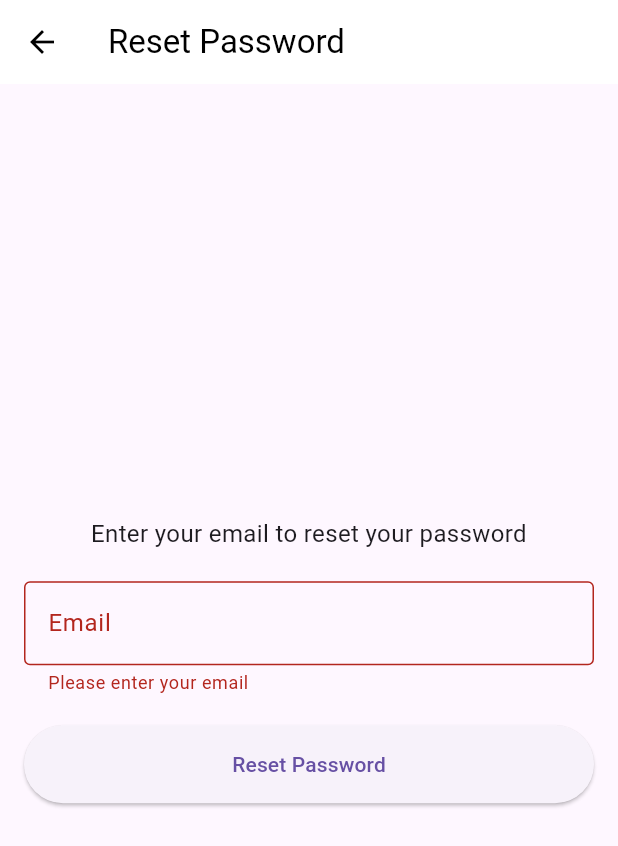
After one commit to IkireziI/Kultura_Mobile_App_Group13, a Flutter app: the ForgotPasswordScreen screen opened by its route, after a tap on "Reset Password", on a phone screen of 412 x 824 dp. The commit adds this screen. Shown: the top 846 px of the screen. Run offline on Flutter 3.47's test engine with Material 3 defaults, Android fonts, the phone set to English and light mode, and no system bars; our stand-ins replace cloud_firestore, firebase_auth, firebase_core, fluttertoast, logger, youtube_player_flutter; accounts and stored records are empty.

Commit message:
reset password added

```diff
--- a/kultura/lib/main.dart
+++ b/kultura/lib/main.dart
@@ -5,6 +5,7 @@ import 'package:kultura/firebase_options.dart';
 // Importing screens
 import 'package:kultura/screens/home.dart';
 import 'package:kultura/screens/log_in.dart';
+import 'package:kultura/screens/reset_password.dart';
 import 'package:kultura/screens/sign_up.dart';
 import 'package:kultura/screens/profile.dart';
 import 'package:kultura/screens/marketplace.dart';
@@ -50,6 +51,7 @@ class MyApp extends StatelessWidget {
       routes: {
         // Authentication routes
         '/login': (context) => const LoginScreen(),
+        '/forgot-password': (context) => const ForgotPasswordScreen(),
         '/signup': (context) => const SignUpScreen(),
 
         // Home
--- a/kultura/lib/screens/log_in.dart
+++ b/kultura/lib/screens/log_in.dart
@@ -5,6 +5,7 @@ import 'package:fluttertoast/fluttertoast.dart';
 import 'package:kultura/config/styles_constants.dart';
 import 'package:kultura/service/auth_service.dart';
 import 'package:kultura/screens/home.dart';
+import 'package:kultura/screens/reset_password.dart';
 
 class LoginScreen extends StatefulWidget {
   const LoginScreen({super.key});
@@ -144,6 +145,30 @@ class _LoginScreenState extends State<LoginScreen> {
 
                 const SizedBox(height: 10),
 
+                // "Forgot Password?" Button
+                Align(
+                  alignment: Alignment.centerRight,
+                  child: TextButton(
+                    onPressed: () {
+                      Navigator.push(
+                        context,
+                        MaterialPageRoute(
+                          builder: (context) => const ForgotPasswordScreen(),
+                        ),
+                      );
+                    },
+                    child: const Text(
+                      'Forgot Password?',
+                      style: TextStyle(
+                        color: AppStyles.primaryPurple,
+                        fontWeight: FontWeight.bold,
+                      ),
+                    ),
+                  ),
+                ),
+
+                const SizedBox(height: 25),
+
                 // Display error message if any
                 if (_errorMessage != null)
                   Text(
--- /dev/null
+++ b/kultura/lib/screens/reset_password.dart
@@ -0,0 +1,97 @@
+import 'package:flutter/material.dart';
+import 'package:kultura/service/auth_service.dart';
+
+class ForgotPasswordScreen extends StatefulWidget {
+  const ForgotPasswordScreen({super.key});
+
+  @override
+  State<ForgotPasswordScreen> createState() => _ForgotPasswordScreenState();
+}
+
+class _ForgotPasswordScreenState extends State<ForgotPasswordScreen> {
+  final TextEditingController _emailController = TextEditingController();
+  final _formKey = GlobalKey<FormState>();
+  bool _isLoading = false;
+
+  @override
+  Widget build(BuildContext context) {
+    return Scaffold(
+      appBar: AppBar(
+        title: const Text('Reset Password'),
+        backgroundColor: Colors.white,
+        foregroundColor: Colors.black,
+        elevation: 0,
+      ),
+      body: Padding(
+        padding: const EdgeInsets.all(16.0),
+        child: Form(
+          key: _formKey,
+          child: Column(
+            mainAxisAlignment: MainAxisAlignment.center,
+            children: [
+              const Text(
+                'Enter your email to reset your password',
+                style: TextStyle(fontSize: 16),
+                textAlign: TextAlign.center,
+              ),
+              const SizedBox(height: 20),
+              TextFormField(
+                controller: _emailController,
+                keyboardType: TextInputType.emailAddress,
+                decoration: const InputDecoration(
+                  labelText: 'Email',
+                  border: OutlineInputBorder(),
+                ),
+                validator: (value) {
+                  if (value == null || value.isEmpty) {
+                    return 'Please enter your email';
+                  }
+                  if (!value.contains('@') || !value.contains('.')) {
+                    return 'Please enter a valid email';
+                  }
+                  return null;
+                },
+              ),
+              const SizedBox(height: 20),
+              SizedBox(
+                width: double.infinity,
+                child: ElevatedButton(
+                  onPressed: _isLoading ? null : _resetPassword,
+                  style: ElevatedButton.styleFrom(
+                    padding: const EdgeInsets.symmetric(vertical: 16),
+                  ),
+                  child: _isLoading
+                      ? const CircularProgressIndicator()
+                      : const Text('Reset Password'),
+                ),
+              ),
+            ],
+          ),
+        ),
+      ),
+    );
+  }
+
+  Future<void> _resetPassword() async {
+    if (!_formKey.currentState!.validate()) return;
+
+    setState(() => _isLoading = true);
+
+    final result = await AuthService().resetPassword(
+      email: _emailController.text.trim(),
+      context: context,
+    );
+
+    if (mounted) {
+      setState(() => _isLoading = false);
+
+      ScaffoldMessenger.of(context).showSnackBar(
+        SnackBar(content: Text(result ?? 'Password reset email sent')),
+      );
+
+      if (result == null || result.contains('sent')) {
+        Navigator.pop(context);
+      }
+    }
+  }
+}
--- a/kultura/lib/service/auth_service.dart
+++ b/kultura/lib/service/auth_service.dart
@@ -43,6 +43,22 @@ class AuthService {
       return 'An unexpected error occurred. Please try again.';
     }
   }
+
+  /// Reset Password
+  Future<String?> resetPassword({
+    required String email,
+    required BuildContext context,
+  }) async {
+    try {
+      await _auth.sendPasswordResetEmail(email: email);
+      return 'Password reset link sent to your email';
+    } on FirebaseAuthException catch (e) {
+      return _handleAuthError(e);
+    } catch (e) {
+      debugPrint('Error during password reset: $e');
+      return 'An unexpected error occurred. Please try again.';
+    }
+  } // <-- Properly closed here
 
   /// Sign out the current user
   Future<String?> signout({required BuildContext context}) async {
```
